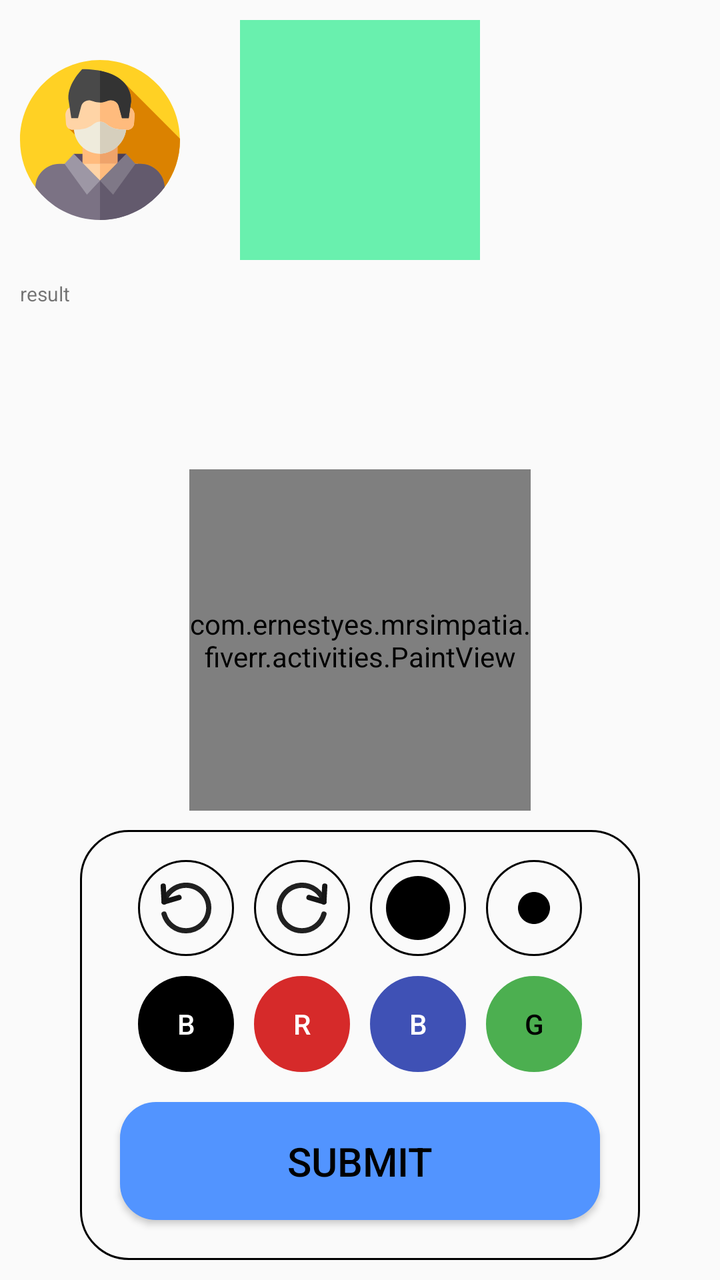
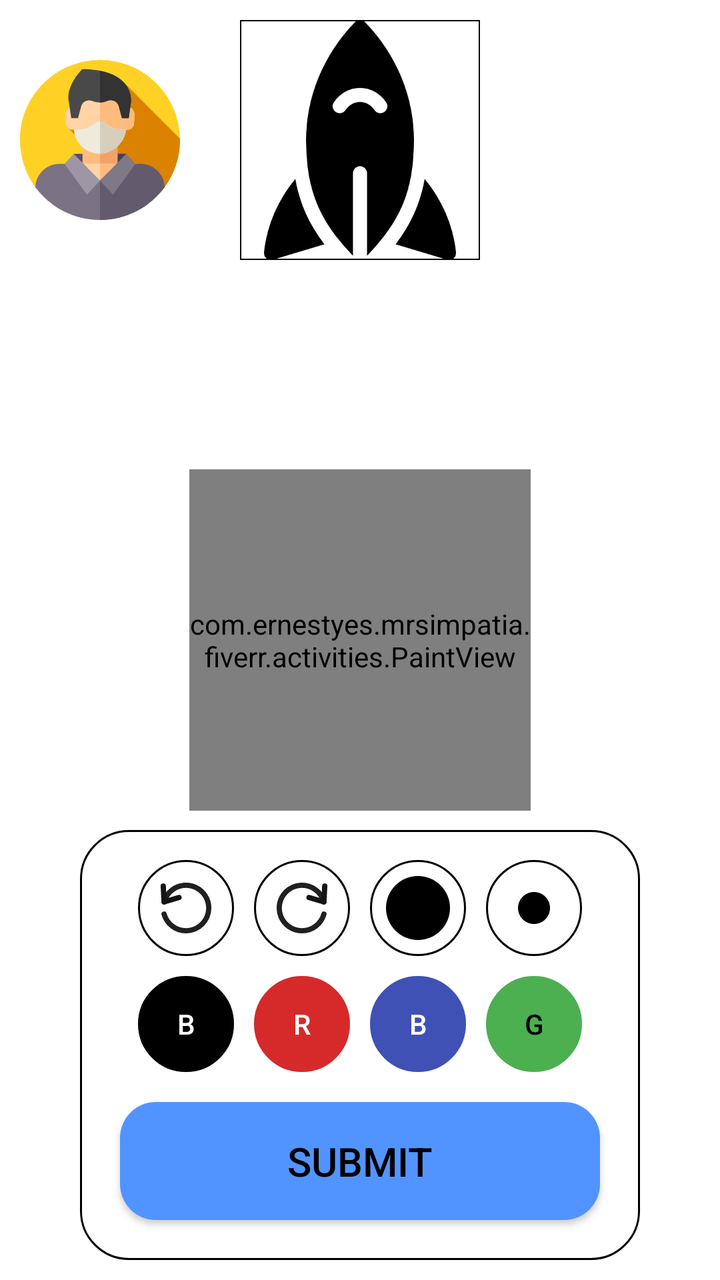

Screens rendered from an Android XML layout before and after an edit, with the pre-edit source and the edit as a unified diff.
<!-- AndroidManifest.xml: application theme AppTheme -->
<!-- res/layout/activity_art.xml -->
<?xml version="1.0" encoding="utf-8"?>
<RelativeLayout xmlns:android="http://schemas.android.com/apk/res/android"
    xmlns:app="http://schemas.android.com/apk/res-auto"
    xmlns:tools="http://schemas.android.com/tools"
    android:layout_width="match_parent"
    android:layout_height="match_parent"
    android:padding="10dp"
    tools:context=".activities.ArtActivity">

    <TextView
        android:id="@+id/resultTV"
        android:layout_marginTop="130dp"
        android:textSize="10dp"
        android:layout_width="match_parent"
        android:layout_height="wrap_content"
        android:text="result" />

    <RelativeLayout
        android:layout_width="match_parent"
        android:layout_height="wrap_content"
        android:layout_alignParentTop="true"
        android:orientation="horizontal">

        <ImageView
            android:layout_width="80dp"
            android:layout_height="80dp"
            android:layout_alignParentLeft="true"
            android:layout_centerInParent="true"
            android:src="@drawable/ic_user" />

        <ImageView
            android:id="@+id/showDemo"
            android:layout_width="120dp"
            android:layout_height="120dp"
            android:layout_centerInParent="true"
            android:background="#69F0AE" />

        <LinearLayout
            android:layout_width="wrap_content"
            android:layout_height="wrap_content"
            android:layout_alignParentRight="true"
            android:layout_gravity="right"
            android:orientation="vertical">

            <ImageView
                android:layout_width="50dp"
                android:layout_height="50dp"
                android:layout_marginTop="10dp"
                android:text="S"
                android:textSize="20dp" />


        </LinearLayout>
    </RelativeLayout>


    <com.ernestyes.mrsimpatia.fiverr.activities.PaintView
        android:id="@+id/paintView"
        android:layout_width="512px"
        android:layout_height="512px"
        android:layout_centerInParent="true"
        android:layout_gravity="center"
        android:layout_marginTop="50dp"
        android:layout_marginBottom="50dp"/>




    <LinearLayout
        android:layout_width="280dp"
        android:layout_height="wrap_content"
        android:layout_alignParentBottom="true"
        android:layout_centerInParent="true"
        android:background="@drawable/circle_button_background"
        android:orientation="vertical"
        android:padding="10dp">


        <LinearLayout
            android:layout_width="match_parent"
            android:layout_height="wrap_content"
            android:gravity="center"
            android:orientation="horizontal">

            <ImageView
                android:id="@+id/undoIV"
                android:layout_width="48dp"
                android:layout_height="48dp"
                android:layout_margin="5dp"
                android:background="@drawable/circle_button_background"
                android:padding="10dp"
                android:src="@drawable/ic_undo" />

            <ImageView
                android:id="@+id/redoIV"
                android:layout_width="48dp"
                android:layout_height="48dp"
                android:layout_margin="5dp"
                android:background="@drawable/circle_button_background"
                android:padding="10dp"
                android:src="@drawable/ic_redo" />

            <ImageView
                android:id="@+id/fatLineIV"
                android:layout_width="48dp"
                android:layout_height="48dp"
                android:layout_margin="5dp"
                android:background="@drawable/circle_button_background"
                android:padding="8dp"
                android:src="@drawable/ic_dot"
                android:textAllCaps="false" />

            <ImageView
                android:id="@+id/thinLineIV"
                android:layout_width="48dp"
                android:layout_height="48dp"
                android:layout_margin="5dp"
                android:background="@drawable/circle_button_background"
                android:padding="16dp"
                android:src="@drawable/ic_dot"
                android:textAllCaps="false" />


        </LinearLayout>


        <LinearLayout
            android:layout_width="match_parent"
            android:layout_height="wrap_content"
            android:gravity="center"
            android:orientation="horizontal">

            <Button
                android:id="@+id/black_color"
                android:layout_width="48dp"
                android:layout_height="48dp"
                android:layout_margin="5dp"
                android:background="@drawable/circle_button_background"
                android:backgroundTint="@color/black"
                android:text="B"
                android:textColor="@color/white" />

            <Button
                android:id="@+id/red_color"
                android:layout_width="48dp"
                android:layout_height="48dp"
                android:layout_margin="5dp"
                android:background="@drawable/circle_button_background"
                android:backgroundTint="@color/red"
                android:text="R"
                android:textColor="@color/white" />

            <Button
                android:id="@+id/blue_color"
                android:layout_width="48dp"
                android:layout_height="48dp"
                android:layout_margin="5dp"
                android:background="@drawable/circle_button_background"
                android:backgroundTint="@color/blue"
                android:text="B"
                android:textColor="@color/white" />

            <Button
                android:id="@+id/green_color"
                android:layout_width="48dp"
                android:layout_height="48dp"
                android:layout_margin="5dp"
                android:background="@drawable/circle_button_background"
                android:backgroundTint="@color/green"
                android:text="G"
                android:textColor="@color/black" />


        </LinearLayout>

        <Button
            android:id="@+id/submitButton"
            android:layout_width="match_parent"
            android:layout_height="wrap_content"
            android:layout_gravity="center"
            android:layout_margin="10dp"
            android:background="@drawable/button_background"
            android:backgroundTint="#5294FF"
            android:paddingLeft="20dp"
            android:paddingTop="16dp"
            android:paddingRight="20dp"
            android:paddingBottom="16dp"
            android:text="Submit"
            android:textColor="@color/black"
            android:textSize="20dp" />


    </LinearLayout>

</RelativeLayout>
<!-- resources referenced by this layout -->
<resources>
  <color name="black">#000000</color>
  <color name="blue">#3F51B5</color>
  <color name="green">#4CAF50</color>
  <color name="red">#D62A2A</color>
  <color name="white">#ffffff</color>
  <!-- drawable button_background (drawable) -->
  <?xml version="1.0" encoding="utf-8"?>
  <shape android:shape="rectangle"
      xmlns:android="http://schemas.android.com/apk/res/android">
      <solid android:color="#000000"/>
      <corners android:radius="18dp"/>
  
  
  </shape>
  <!-- drawable circle_button_background (drawable-v24) -->
  <?xml version="1.0" encoding="utf-8"?>
  <shape xmlns:android="http://schemas.android.com/apk/res/android">
      <corners android:radius="24dp"/>
      <size android:height="48dp"
          android:width="48dp"/>
      <stroke android:width="1dp"
          android:color="@color/black"/>
  </shape>
  <!-- drawable ic_dot (drawable) -->
  <vector xmlns:android="http://schemas.android.com/apk/res/android"
      android:width="512dp"
      android:height="512dp"
      android:viewportWidth="512"
      android:viewportHeight="512">
    <path
        android:fillColor="#FF000000"
        android:pathData="M256,0C114.837,0 0,114.837 0,256s114.837,256 256,256s256,-114.837 256,-256S397.163,0 256,0z"/>
  </vector>
  <!-- drawable ic_redo (drawable) -->
  <vector xmlns:android="http://schemas.android.com/apk/res/android"
      android:width="512dp"
      android:height="512dp"
      android:viewportWidth="512"
      android:viewportHeight="512">
    <path
        android:pathData="m256,488a232,232 0,0 1,-164.049 -396.049,232.023 232.023,0 0,1 305.516,-19.842 233.559,233.559 0,0 1,82.025 121.444,24 24,0 1,1 -46.235,12.894 185.254,185.254 0,0 0,-65.082 -96.312,182.241 182.241,0 0,0 -112.175,-38.135c-101.458,0 -184,82.542 -184,184s82.542,184 184,184a182.236,182.236 0,0 0,112.174 -38.135,185.25 185.25,0 0,0 65.083,-96.312 24,24 0,1 1,46.235 12.894,233.557 233.557,0 0,1 -82.025,121.445 229.844,229.844 0,0 1,-141.467 48.108z"
        android:fillColor="#202020"/>
    <path
        android:pathData="m456,224a23.952,23.952 0,0 1,-6.77 -0.976l-135.995,-40a24,24 0,1 1,13.543 -46.048l106.94,31.454 6.32,-113.761a24,24 0,1 1,47.924 2.662l-8,144a24,24 0,0 1,-23.962 22.669z"
        android:fillColor="#151515"/>
  </vector>
  <!-- drawable ic_undo (drawable) -->
  <vector xmlns:android="http://schemas.android.com/apk/res/android"
      android:width="512dp"
      android:height="512dp"
      android:viewportWidth="512"
      android:viewportHeight="512">
    <path
        android:pathData="m256,488a229.844,229.844 0,0 1,-141.467 -48.108,233.557 233.557,0 0,1 -82.025,-121.445 24,24 0,1 1,46.235 -12.894,185.25 185.25,0 0,0 65.083,96.312 182.236,182.236 0,0 0,112.174 38.135c101.458,0 184,-82.542 184,-184s-82.542,-184 -184,-184a182.241,182.241 0,0 0,-112.175 38.135,185.254 185.254,0 0,0 -65.082,96.312 24,24 0,1 1,-46.235 -12.894,233.559 233.559,0 0,1 82.025,-121.444 232.008,232.008 0,0 1,373.467 183.891,232 232,0 0,1 -232,232z"
        android:fillColor="#202020"/>
    <path
        android:pathData="m56,224a24,24 0,0 1,-23.964 -22.669l-8,-144a24,24 0,1 1,47.924 -2.662l6.32,113.761 106.941,-31.454a24,24 0,1 1,13.543 46.048l-135.995,40a23.947,23.947 0,0 1,-6.769 0.976z"
        android:fillColor="#151515"/>
  </vector>
  <style name="AppTheme" parent="Theme.AppCompat.Light.NoActionBar">
          
          <item name="colorPrimary">@color/colorPrimary</item>
          <item name="colorPrimaryDark">@color/colorPrimaryDark</item>
          <item name="colorAccent">@color/colorAccent</item>
      </style>
  <color name="colorPrimary">#6200EE</color>
  <color name="colorPrimaryDark">#3700B3</color>
  <color name="colorAccent">#03DAC5</color>
  <!-- unchanged entries left out for length: 1 -->
</resources>

<!-- the commit's change to res/layout/activity_art.xml (unified diff, before → after) -->
@@ -5,15 +5,9 @@
     android:layout_width="match_parent"
     android:layout_height="match_parent"
     android:padding="10dp"
+    android:background="@color/white"
     tools:context=".activities.ArtActivity">
 
-    <TextView
-        android:id="@+id/resultTV"
-        android:layout_marginTop="130dp"
-        android:textSize="10dp"
-        android:layout_width="match_parent"
-        android:layout_height="wrap_content"
-        android:text="result" />
 
     <RelativeLayout
         android:layout_width="match_parent"
@@ -32,8 +26,9 @@
             android:id="@+id/showDemo"
             android:layout_width="120dp"
             android:layout_height="120dp"
+            android:src="@drawable/level_9"
             android:layout_centerInParent="true"
-            android:background="#69F0AE" />
+            android:background="@drawable/curve_background_transparent" />
 
         <LinearLayout
             android:layout_width="wrap_content"
<!-- resource entries referenced after the edit -->
@@ -22,6 +22,14 @@
           android:width="48dp"/>
       <stroke android:width="1dp"
           android:color="@color/black"/>
+  </shape>
+  <!-- drawable curve_background_transparent (drawable) -->
+  <?xml version="1.0" encoding="utf-8"?>
+  <shape android:shape="rectangle" xmlns:android="http://schemas.android.com/apk/res/android">
+  
+      <stroke android:width="0.5dp"/>
+      <stroke android:color="#000000"/>
+  
   </shape>
   <!-- drawable ic_dot (drawable) -->
   <vector xmlns:android="http://schemas.android.com/apk/res/android"
@@ -59,6 +67,7 @@
         android:pathData="m56,224a24,24 0,0 1,-23.964 -22.669l-8,-144a24,24 0,1 1,47.924 -2.662l6.32,113.761 106.941,-31.454a24,24 0,1 1,13.543 46.048l-135.995,40a23.947,23.947 0,0 1,-6.769 0.976z"
         android:fillColor="#151515"/>
   </vector>
+  <!-- drawable level_9: png bitmap (drawable, 15579 bytes) -->
   <style name="AppTheme" parent="Theme.AppCompat.Light.NoActionBar">
           
           <item name="colorPrimary">@color/colorPrimary</item>
